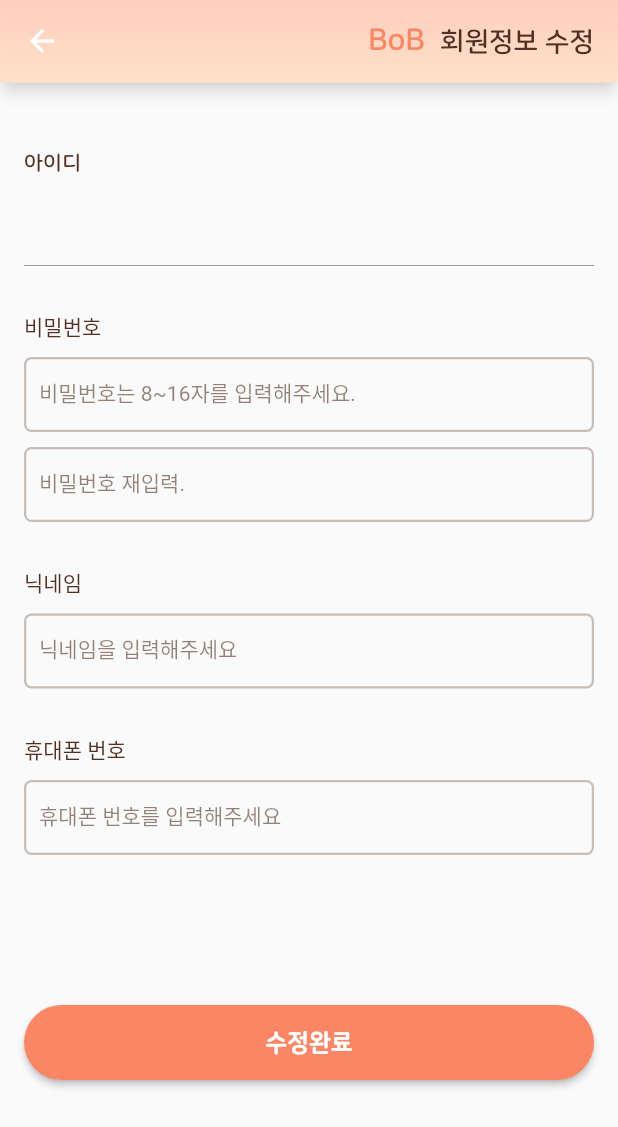
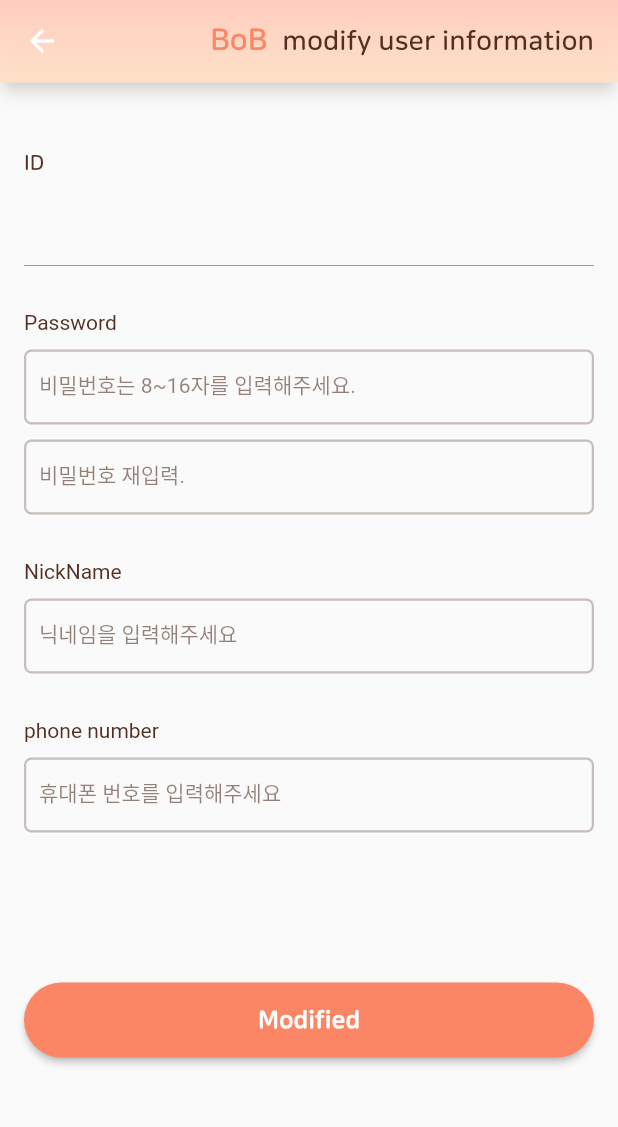
Before and after one commit to LSTM2023/BoB-AppPart, a Flutter app: the ModifyUser screen opened directly with empty values, on a phone screen of 412 x 824 dp. Shown: the top 1127 px of the screen. Run offline on Flutter 3.47's test engine with Material 2 defaults, Android fonts, the phone set to English and light mode, and no system bars; our stand-ins replace badges, carousel_slider, dio, dropdown_textfield, easy_localization, fl_chart and 10 more; missing offline and left inert: bottom_picker, flutter_naver_login, flutter_vlc_player, horizontal_picker, jwt_decode, kakao_flutter_sdk_user and 4 more; accounts and stored records are empty.

Commit message:
:art: 다국어 처리 1차

```diff
--- /dev/null
+++ b/BoB/lib/language.dart
@@ -0,0 +1,231 @@
+import 'package:get/get.dart';
+
+class Languages extends Translations{
+  @override
+  Map<String, Map<String, String>> get keys =>{
+    'ko_KR':{
+      'appbar_login' : '이메일 로그인',
+      'appbar_findLogInfo' : '로그인 정보 찾기',
+      'appbar_main2' : '홈캠',
+      'babyName' : '아기 이름',
+      'Init_loginBtn' : '이메일로 로그인',
+      'Init_signUpBtn' : '회원가입',
+      'Init_Inquiry' : '로그인 문의',
+      'login_id' : '아이디',
+      'login_pass' : '비밀번호',
+      'login_btn' : '로그인',
+      'login_nickname' : '닉네임',
+      'login_phone' : '휴대폰 번호',
+      'login_modified' : '수정 완료',
+      'login_findID' : '아이디 찾기',
+      'login_findPass' : '비밀번호 찾기',
+      'login_successLoginTitle' : '로그인 성공',
+      'login_failLoginTitle' : '로그인 실패',
+      'login_successLoginContent' : '환영합니다',
+      'login_failLoginContent' : '등록된 사용자가 아닙니다',
+      'main4_manageBaby' : '아이 관리',
+      'main4_addBaby' : '아이 추가',
+      'main4_modifyBaby' : '아이 수정',
+      'main4_babyAddModify' : '아이 추가/수정',
+      'main4_InviteBabysitter' : '추가 양육자 초대',
+      'main4_switch_Alarm' : '알림 ON / OFF',
+      'main4_logout' : '로그아웃',
+      'main4_modifyUserInfo' : '회원정보 수정',
+      'main4_changeLanguage' : '언어모드 변경',
+      'main4_withdrawal' : '서비스 탈퇴',
+      'main2_accessWeek' : '접근 가능 요일',
+      'main2_accessTime' : '접근 가능 시간',
+      'main2_notAccessTitle' : '현재 홈캠에 접근할 수 없습니다.',
+      'main4_profileName' : ' 님',
+      'main4_profileGreeting' : '좋은 아침 입니다!',
+      'main4_profileMyBaby' : '나의 아기',
+      'main4_profileAwaitingBaby' : '초대 수락 대기중',
+      'withdraw_title' : '회원 탈퇴 안내',
+      'withdraw_content' : '지금까지 BoB 서비스를 이용해주셔서 감사합니다.\n회원을 탈퇴하면 BoB 서비스 내 나의 계정 정보 및 근무기록 내역이 삭제되고 복구 할 수 없습니다.',
+      'withdraw_checkPhrase' : '위 내용을 숙지하였으며, 동의합니다.',
+      'withdraw_btn' : '탈퇴하기',
+      'cancle' : '취소',
+      'withdraw_finalchekContent' : '탈퇴 시 본인 계정의 모든 기록이 삭제됩니다.\n 탈퇴하시겠습니까?',
+      'main4_changeLM' : '언어 모드 변경',
+      'accept' : '수락',
+      'confirm' : '확인',
+      'invitation_Err' : '초대 불가',
+      'invitation_ErrC' : '아이를 먼저 등록해 주세요',
+      'invitation_invTitle' : '초대 하기',
+      'invitation_accept' : '초대 수락',
+      'invitation_acceptC' : '초대를 수락하시겠습니까?',
+      'invitation_notList' : '미수락 초대',
+      'invitation_invContent' : '공유 코드를 발급해 주세요',
+      'invitation2_id' : '초대할 ID',
+      'invitation2_idDeco' : '아이디를 입력해 주세요',
+      'invitation2_accY' : '접근 요일 선택',
+      'invitation2_accT' : '접근 시간 설정',
+      'selectBaby' : '아기 선택',
+      'relation' : '관계',
+      'relation0' : '부모',
+      'relation1' : '가족',
+      'relation2' : '베이비시터',
+      'registration' : '등록',
+      'invitation2_setT' : '시간 선택',
+      'week0' : '월',
+      'week1' : '화',
+      'week2' : '수',
+      'week3' : '목',
+      'week4' : '금',
+      'week5' : '토',
+      'week6' : '일',
+      'birth' : '생일',
+      'babyNullErr' : '최소 한명의 아기는 등록되어 있어야 합니다!',
+      'babyNameHint' : '아기의 이름 또는 별명을 입력해 주세요',
+      'genderF' : '여아',
+      'genderM' : '남아',
+      'gender' : '성별',
+      'modify' : '수정',
+      'delete' : '삭제',
+      'babyList' : '아기 리스트',
+      'babyListC' : '클릭하면 해당 아기를 관리할 수 있습니다.',
+      'modi_BabyErr' : '부모 관계인 아기만 수정 가능합니다',
+      'life_record' : '생활 기록',
+      'grow_record' : '성장 기록',
+      'height, weight' : '키, 몸무게',
+      'vaccination' : '예방 접종',
+      'next_vaccination' : '다음 예방 검진',
+      'medical_checkup' : '건강 검진',
+      'next_medical_checkup' : '다음 건강 검진',
+      'timer_explanation' : '버튼을 길게 누르면 타이머가 작동합니다.',
+      'life0' : '모유',
+      'life1' : '젖병',
+      'life2' : '이유식',
+      'life3' : '기저귀',
+      'life4' : '수면',
+      'put_image' : '사진 첨부',
+      'change_image' : '사진 바꾸기',
+      'uploaded' : '업로드 되었습니다.',
+      'upload' : '업로드',
+      'modify' : '수정',
+      'modified' : '수정되었습니다',
+      'q_delete' : '삭제하시겠습니까?',
+      'delete' : '삭제',
+      'enter_title' : '제목을 입력하세요.',
+      'title' : '제목',
+      'enter_content' : '내용을 입력하세요.',
+      'content' : '내용',
+      'cancel' : '취소',
+      'New' : '추가',
+      'total' : '전체',
+      'finish' : '완료',
+    },
+    'en_US':{
+      'total' : 'total',
+      'finish' : 'finish',
+      'appbar_login' : 'Email Login',
+      'appbar_findLogInfo' : 'Find login information',
+      'appbar_main2' : 'Home cam',
+      'babyName' : 'baby name',
+      'Init_loginBtn' : 'Sign In by email',
+      'Init_signUpBtn' : 'Sign Up',
+      'Init_Inquiry' : 'Login inquiry',
+      'login_id' : 'ID',
+      'login_pass' : 'Password',
+      'login_nickname' : 'NickName',
+      'login_phone' : 'phone number',
+      'login_btn' : 'Login',
+      'login_modified' : 'Modified',
+      'login_findID' : 'find ID',
+      'login_findPass' : 'find Password',
+      'login_successLoginTitle' : 'Login Success',
+      'login_failLoginTitle' : 'Login Fail',
+      'login_successLoginContent' : 'Welcome aboard',
+      'login_failLoginContent' : 'Not a registered user',
+      'main4_manageBaby' : 'Manage Baby',
+      'main4_addBaby' : 'Add Baby',
+      'main4_modifyBaby' : 'Modify Baby',
+      'main4_babyAddModify':'Baby Add/Modify',
+      'main4_InviteBabysitter' : 'Invite foster/Babysitter',
+      'main4_switch_Alarm' : 'Alarm ON / OFF',
+      'main4_logout' : 'logout',
+      'main4_modifyUserInfo' : 'modify user information',
+      'main4_changeLanguage' : 'language mode',
+      'main4_withdrawal' : 'service withdrawal',
+      'main2_accessWeek' : 'accessible week',
+      'main2_accessTime' : 'accessible time',
+      'main2_notAccessTitle' : 'You don\'t have access to home cam right now',
+      'main4_profileName' : '',
+      'main4_profileGreeting' : 'Good Morning!',
+      'main4_profileMyBaby' : 'My Baby',
+      'main4_profileAwaitingBaby' : 'Waiting invitation',
+      'withdraw_title' : 'Notice of withdrawal from membership',
+      'withdraw_content' : 'Thank you for using the BoB service until now.\nIf you leave the membership, your account information and work history in the BoB service will be deleted and cannot be recovered.',
+      'withdraw_checkPhrase' : 'I understand and agree',
+      'withdraw_btn' : 'To withdraw',
+      'cancle' : 'Cancle',
+      'withdraw_finalchekContent' : 'When you leave, all records in your account will be deleted.\n Would you like to leave?',
+      'main4_changeLM' : 'Change language mode',
+      'accept' : 'accept',
+      'confirm' : 'confirm',
+      'invitation_Err' : 'Not Invited',
+      'invitation_ErrC' : 'Please register the child first',
+      'invitation_invTitle' : 'Inviting',
+      'invitation_accept' : 'Accept Invitation',
+      'invitation_acceptC' : 'Do you want to accept the invitation?',
+      'invitation_notList' : 'missed invitations',
+      'invitation_invContent' : 'Please issue a shared code',
+      'invitation2_id' : 'ID to invite',
+      'invitation2_idDeco' : 'Please enter your ID',
+      'invitation2_accY' : 'Set the day of the week to approach',
+      'invitation2_accT' : 'Set access time',
+      'selectBaby' : 'select a baby',
+      'relation' : 'relation',
+      'relation0' : 'parents',
+      'relation1' : 'family',
+      'relation2' : 'babysitter',
+      'registration' : 'Registration',
+      'invitation2_setT' : 'Select Time',
+      'week0' : 'Mon',
+      'week1' : 'Tue',
+      'week2' : 'Wed',
+      'week3' : 'Thu',
+      'week4' : 'Fri',
+      'week5' : 'Sat',
+      'week6' : 'Sun',
+      'birth' : 'birth',
+      'babyNullErr' : 'At least one baby must be registered!',
+      'babyNameHint' : 'put your baby\'s name or nickname',
+      'genderF' : 'girl',
+      'genderM' : 'boy',
+      'gender' : 'Gender',
+      'modify' : 'modify',
+      'delete' : 'delete',
+      'modi_BabyErr' : 'Only babies with parental relationships can be modified',
+      'babyList' : 'Baby List',
+      'babyListC' : 'Click to manage the baby.',
+      'life_record' : 'Life Record',
+      'grow_record' : 'Grow Record',
+      'height, weight' : 'height, weight',
+      'vaccination' : 'Vaccination',
+      'next_vaccination' : 'next vaccination',
+      'medical_checkup' : 'Medical Check-Up',
+      'next_medical_checkup' : 'next medical check-up',
+      'timer_explanation' : 'Press and hold the button to start the timer',
+      'life0' : 'mom\'s',
+      'life1' : 'powder',
+      'life2' : 'food',
+      'life3' : 'diaper',
+      'life4' : 'sleep',
+      'put_image' : 'attach picture',
+      'change_image' : 'change picture',
+      'uploaded' : 'Uploaded.',
+      'upload' : 'upload',
+      'modify' : 'modify',
+      'modified' : 'Modified.',
+      'q_delete' : 'Do you want delete this diary?',
+      'delete' : 'delete',
+      'enter_title' : 'Enter title.',
+      'title' : 'title',
+      'enter_content' : 'Enter content.',
+      'content' : 'content',
+      'cancel' : 'cancel',
+      'New' : 'New'
+    }
+  };
+}
--- a/BoB/lib/models/model.dart
+++ b/BoB/lib/models/model.dart
@@ -192,6 +192,6 @@ class MedicalCheckUp {
     return '생후 ${checkTiming[1]}~${checkTiming[2]}${checkTiming[0]==0?'개월':'일'}';
   }
   String drawDateString(){
-    return '${checkPeriod.substring(0,4)}년 ${checkPeriod.substring(5,7)}월';
+    return '${checkPeriod.substring(0,4)}.${checkPeriod.substring(5,7)}';
   }
 }
--- a/BoB/lib/screens/MyPage/Invitation.dart
+++ b/BoB/lib/screens/MyPage/Invitation.dart
@@ -19,7 +19,7 @@ class _Invitation extends State<Invitation> {
   @override
   Widget build(BuildContext context) {
     return Scaffold(
-      appBar: homeAppbar('양육자/베이비시터 초대'),
+      appBar: homeAppbar('main4_InviteBabysitter'.tr),
       floatingActionButton: FloatingActionButton(
         backgroundColor: const Color(0xFFFB8665),
         onPressed: (){
@@ -48,7 +48,7 @@ class _Invitation extends State<Invitation> {
           children: [
             Padding(
               padding: const EdgeInsets.only(left: 28, bottom: 24),
-              child: text('미수락 초대', 'bold', 14, const Color(0xff512F22))
+              child: text('invitation_notList'.tr, 'bold', 14, const Color(0xff512F22))
             ),
             Expanded(
                 child: ListView.builder(
--- a/BoB/lib/screens/MyPage/modifyUserInfo.dart
+++ b/BoB/lib/screens/MyPage/modifyUserInfo.dart
@@ -7,6 +7,7 @@ import '../../services/backend.dart';
 import '../../services/storage.dart';
 import '../../widgets/form.dart';
 import '../../widgets/text.dart';
+import 'package:get/get.dart' hide Trans;
 
 class ModifyUser extends StatefulWidget{
   final User userInfo;
@@ -33,14 +34,14 @@ class _ModifyUser extends State<ModifyUser> {
   @override
   Widget build(BuildContext context) {
     return Scaffold(
-      appBar: homeAppbar('회원정보 수정'),
+      appBar: homeAppbar('main4_modifyUserInfo'.tr),
       body: Container(
         padding: const EdgeInsets.fromLTRB(16, 46, 16, 50),
         child: SingleChildScrollView(
           child: Column(
             crossAxisAlignment: CrossAxisAlignment.start,
             children: [
-              textBase('아이디', 'bold', 14),
+              textBase('login_id'.tr, 'bold', 14),
               const SizedBox(height: 10),
               SizedBox(
                 height: 50,
@@ -50,17 +51,17 @@ class _ModifyUser extends State<ModifyUser> {
                 ),
               ),
               const SizedBox(height: 30),
-              makeText('비밀번호', Color(0xFF512F22), 14),
+              makeText('login_pass'.tr, const Color(0xFF512F22), 14),
               const SizedBox(height: 10),
               makePWFormField('pw', passCtr, passwordVisible),
               const SizedBox(height: 10),
               makePWFormField('pw_check', passCheckCtr, passwordVisible),
               const SizedBox(height: 30),
-              makeText('닉네임', Color(0xFF512F22), 14),
+              makeText('login_nickname'.tr, Color(0xFF512F22), 14),
               const SizedBox(height: 10),
               makeTextFormField('nickname', nickNameCtr, TextInputType.name),
               const SizedBox(height: 30),
-              makeText('휴대폰 번호', Color(0xFF512F22), 14),
+              makeText('login_phone'.tr, Color(0xFF512F22), 14),
               const SizedBox(height: 10),
               makeTextFormField('phone', phoneCtr, TextInputType.phone),
               const SizedBox(height: 100),
@@ -72,7 +73,7 @@ class _ModifyUser extends State<ModifyUser> {
                       foregroundColor: Colors.white
                   ),
                   onPressed: () async => await modifyUserinfo(),
-                  child: text('수정완료','extra-bold', 16, Colors.white)
+                  child: text('login_modified'.tr,'extra-bold', 16, Colors.white)
               )
             ],
           ),
--- a/BoB/lib/screens/MyPage/withdraw.dart
+++ b/BoB/lib/screens/MyPage/withdraw.dart
@@ -21,12 +21,12 @@ class _WithdrawBottomSheet extends State<WithdrawBottomSheet> {
         crossAxisAlignment: CrossAxisAlignment.start,
         children: [
           Center(
-            child: text('서비스 탈퇴', 'bold', 20, Color(0xffFB8665)),
+            child: text('main4_withdrawal'.tr, 'bold', 20, Color(0xffFB8665)),
           ),
           const SizedBox(height: 52),
-          textBase('회원탈퇴 안내', 'bold', 14),
+          textBase('withdraw_title'.tr, 'bold', 16),
           const SizedBox(height: 10),
-          text('지금까지 BoB 서비스를 이용해주셔서 감사합니다.\n 회원을 탈퇴하려면 BoB 서비스 내 나의 계정 정보 및 근무기록 내역이 삭제되고 복구 할 수 없습니다.', 'bold', 14, Color(0x99512F22)),
+          text('withdraw_content'.tr, 'bold', 14, Color(0x99512F22)),
           const SizedBox(height: 42),
           Row(
             mainAxisAlignment: MainAxisAlignment.center,
@@ -41,7 +41,7 @@ class _WithdrawBottomSheet extends State<WithdrawBottomSheet> {
                   setState(() {_isCheked = val!;});
                 },
               ),
-              text('위 내용을 숙지하였으며, 동의합니다.', 'bold', 14, Color(0x99512F22)),
+              text('withdraw_checkPhrase'.tr, 'bold', 14, Color(0x99512F22)),
             ],
           ),
           const SizedBox(height: 10),
@@ -54,7 +54,7 @@ class _WithdrawBottomSheet extends State<WithdrawBottomSheet> {
                   shape: RoundedRectangleBorder(borderRadius: BorderRadius.circular(25))
               ),
               onPressed: () => serviceWithdraw(),
-              child: Text('탈퇴하기')
+              child: Text('withdraw_btn'.tr)
           )
         ],
       ),
--- a/BoB/lib/screens/main_1_home.dart
+++ b/BoB/lib/screens/main_1_home.dart
@@ -19,10 +19,11 @@ import 'package:bob/widgets/text.dart';
 import 'package:easy_localization/easy_localization.dart';
 import 'package:flutter/material.dart';
 import 'package:flutter_svg/flutter_svg.dart';
-import 'package:get/get.dart';
 import 'package:get/get_core/src/get_main.dart';
 import '../models/medicalList.dart';
 import '../services/backend.dart';
+import 'package:easy_localization/easy_localization.dart' hide StringTranslateExtension;
+import 'package:get/get.dart';
 
 class Main_Home extends StatefulWidget {
   final User userinfo;
@@ -226,7 +227,7 @@ class MainHomeState extends State<Main_Home> {
                   const SizedBox(height: 40),
                   // Text('babyList'.tr, style: const TextStyle(fontWeight: FontWeight.bold, fontSize: 26)),
                   // Text('babyListC'.tr, style: const TextStyle(color: Colors.grey)),
-                  textBase('아기 리스트', 'extra-bold', 22),
+                  textBase('babyList', 'extra-bold', 22),
                   const SizedBox(height: 8),
                   textBase('클릭하면 해당 아기를 관리할 수 있습니다.', 'bold', 13),
                   const SizedBox(height: 29),
@@ -313,7 +314,7 @@ class MainHomeState extends State<Main_Home> {
                     Row(
                       mainAxisAlignment: MainAxisAlignment.spaceBetween,
                       children: [
-                        const Text('생활 기록', style: TextStyle(fontSize: 16, color: Color(0xff512F22), fontFamily: 'NanumSquareRound', fontWeight: FontWeight.bold)),
+                        textBase('생활 기록', 'bold', 16),
                         IconButton(
                             constraints: const BoxConstraints(),
                             padding: const EdgeInsets.only(right: 8),
@@ -330,11 +331,6 @@ class MainHomeState extends State<Main_Home> {
                                 }if(last_sleep != null){
                                   _sleep = getlifeRecordPharse(DateTime.now().difference(last_sleep!));
                                 }
-                                // _feeding = '${DateTime.now().difference(last_feeding).inMinutes}분 전';
-                                // _feedingBottle = '${DateTime.now().difference(last_feedingBottle).inMinutes}분 전';
-                                // _babyfood = '${DateTime.now().difference(last_babyfood).inMinutes}분 전';
-                                // _diaper = '${DateTime.now().difference(last_diaper).inMinutes}분 전';
-                                // _sleep = '${DateTime.now().difference(last_sleep).inMinutes}분 전';
                               });
                             },
                             icon: const Icon(Icons.refresh_outlined, size: 22, color: Color(0xff512F22))
--- a/BoB/pubspec.yaml
+++ b/BoB/pubspec.yaml
@@ -64,6 +64,7 @@ dependencies:
   flutter_vlc_player: ^7.2.0
   fl_chart: ^0.63.0
   tcp_socket_connection:
+  flutter_localization: ^0.1.13
 
 dev_dependencies:
   flutter_test:
```
Also changed, not shown: BoB/lib/main.dart (+6 -1 lines), BoB/lib/screens/BaseWidget.dart (+21 -1 lines), BoB/lib/screens/HomePage/baby_medicalCheckup.dart (+47 -44 lines), BoB/lib/screens/HomePage/baby_vaccination.dart (+54 -60 lines), BoB/lib/screens/main_4_mypage.dart (+39 -27 lines), BoB/assets/image/injection_be.png (added), BoB/assets/image/injection_fin.png (added), BoB/assets/image/medicalCheck_be.png (added), BoB/assets/image/medicalCheck_fin.png (added), BoB/pubspec.lock.
